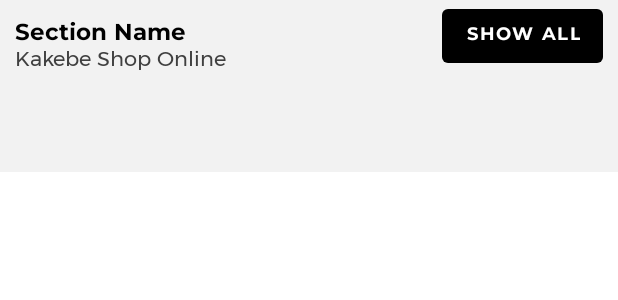
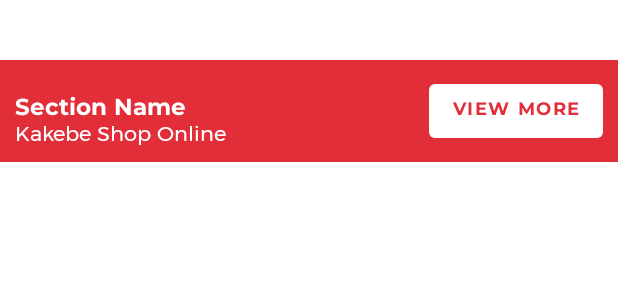
Before and after one commit to patrickhamzaokello/KakebeNative, an Android app: the layout home_section_custom_row_layout.xml on its own in the app's theme, with its tools: preview values and no code run, on a phone screen of 412 x 824 dp. Shown: the top 300 px of the screen. Run offline under Robolectric (Android 15) with nearby library versions, the phone set to English and light mode, and no system bars.

Commit message:
color settings

```diff
--- a/app/src/main/res/layout/fragment_home.xml
+++ b/app/src/main/res/layout/fragment_home.xml
@@ -3,7 +3,7 @@
     xmlns:tools="http://schemas.android.com/tools"
     android:layout_width="match_parent"
     android:layout_height="match_parent"
-    android:background="#FCFCFC"
+    android:background="@color/rootbg"
     tools:context=".Fragments.Home">
 
     <androidx.swiperefreshlayout.widget.SwipeRefreshLayout
--- a/app/src/main/res/layout/home_section_custom_row_layout.xml
+++ b/app/src/main/res/layout/home_section_custom_row_layout.xml
@@ -1,12 +1,18 @@
 <?xml version="1.0" encoding="utf-8"?>
 <RelativeLayout xmlns:android="http://schemas.android.com/apk/res/android"
+    xmlns:app="http://schemas.android.com/apk/res-auto"
     android:layout_width="match_parent"
-    xmlns:app="http://schemas.android.com/apk/res-auto"
     android:layout_height="wrap_content"
-    android:orientation="vertical"
-    android:paddingBottom="60dp"
+    android:layout_marginTop="40dp"
     android:background="@color/rootbg"
-    >
+    android:orientation="vertical">
+
+    <RelativeLayout
+        android:id="@+id/categorytitle"
+        android:layout_width="match_parent"
+        android:layout_height="wrap_content"
+        android:background="@color/purple_200"
+        android:paddingVertical="10dp">
 
         <TextView
             android:id="@+id/section_label"
@@ -18,7 +24,7 @@
             android:includeFontPadding="false"
             android:paddingHorizontal="10dp"
             android:text="Section Name"
-        android:textColor="#000"
+            android:textColor="@color/white"
             android:textSize="15sp" />
 
 
@@ -32,7 +38,7 @@
             android:includeFontPadding="false"
             android:paddingHorizontal="10dp"
             android:text="Kakebe Shop Online"
-        android:textColor="@color/light_black"
+            android:textColor="@color/white"
             android:textSize="14sp" />
 
 
@@ -47,18 +53,21 @@
             android:paddingTop="8dp"
             android:paddingRight="15dp"
             android:paddingBottom="8dp"
-        android:text="Show All"
-        android:textColor="@color/white"
+            android:text="View More"
+            android:textColor="@color/purple_200"
             android:textSize="12sp"
-        app:backgroundTint="@color/black"
+            app:backgroundTint="@color/white"
             app:layout_constraintStart_toStartOf="parent"
             app:strokeWidth="0dp" />
+
+
+    </RelativeLayout>
+
 
     <!--  recycler view for items -->
     <androidx.recyclerview.widget.RecyclerView
         android:id="@+id/item_recycler_view"
         android:layout_width="match_parent"
         android:layout_height="wrap_content"
-        android:layout_below="@+id/section_label_desc"
-        android:layout_marginTop="7dp" />
+        android:layout_below="@+id/categorytitle" />
 </RelativeLayout>
--- a/app/src/main/res/layout/home_section_item_custom_row_layout.xml
+++ b/app/src/main/res/layout/home_section_item_custom_row_layout.xml
@@ -5,7 +5,7 @@
     android:layout_height="wrap_content"
     android:background="@color/white"
     android:clipToPadding="false"
-    android:layout_margin="5dp"
+    android:layout_marginBottom="10dp"
     android:padding="10dp">
 
 
```
Lines whose indentation alone changed are shown as unchanged.
